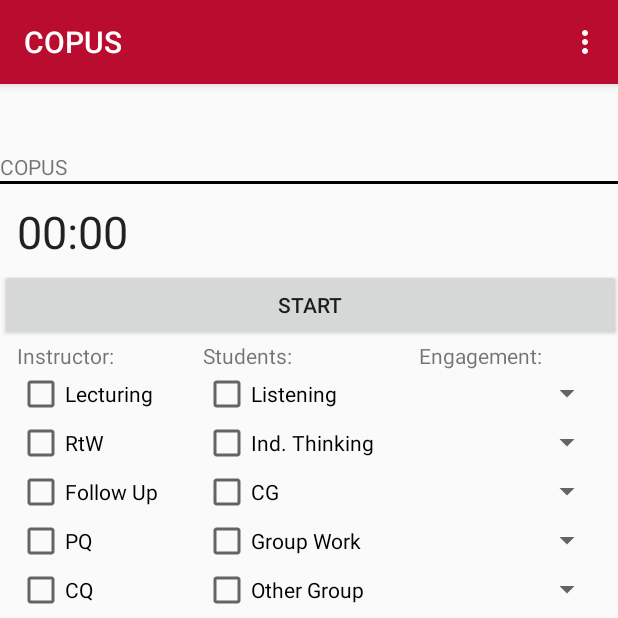
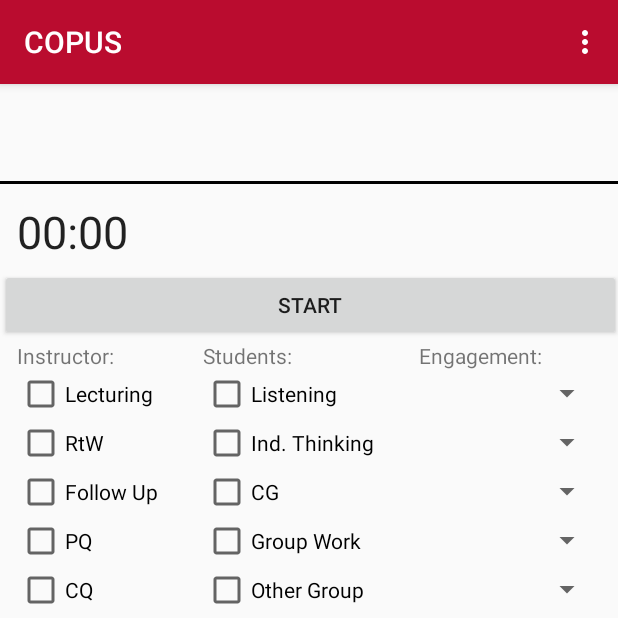
Before and after one commit to KellyBlack/COPUS, an Android app: the screen it shows after launch (MainActivity), on a phone screen of 412 x 824 dp, the top half of it. Run offline under Robolectric (Android 15) with nearby library versions, the phone set to English and light mode, and no system bars.

Commit message:
Added back a text view in the layout to fix a spacing problem.

```diff
--- a/app/src/main/res/layout/content_main.xml
+++ b/app/src/main/res/layout/content_main.xml
@@ -27,7 +27,7 @@
             android:id="@+id/textView"
             android:layout_width="match_parent"
             android:layout_height="wrap_content"
-            android:text="@string/COPUS_Name" />
+            android:text="" />
 
         <View
             android:id="@+id/divider2"
```
